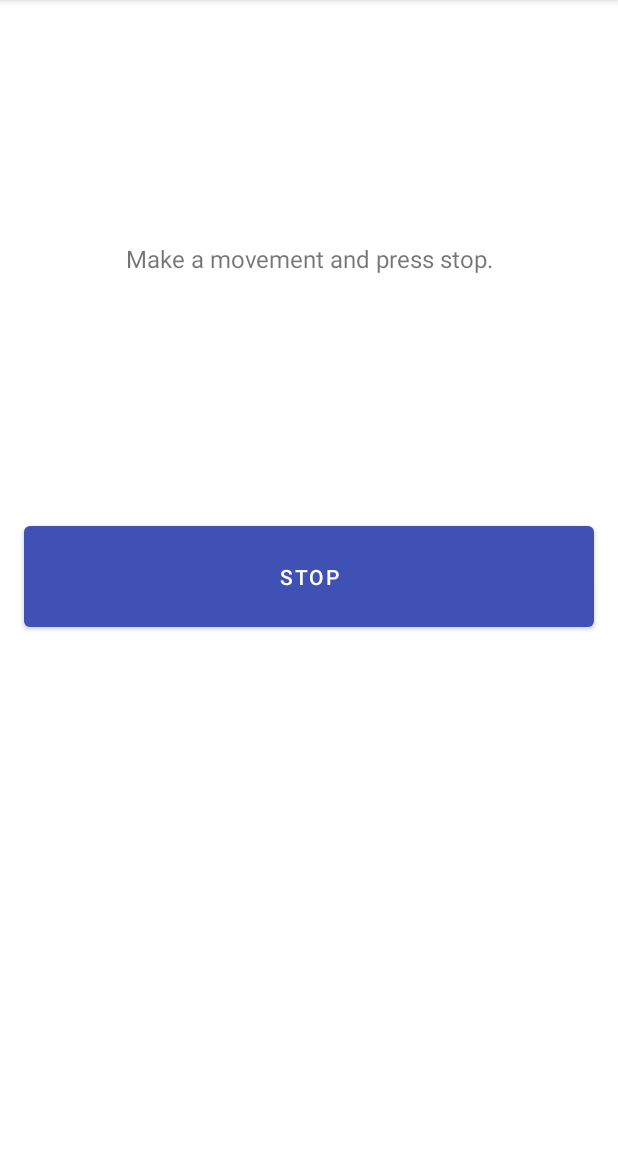
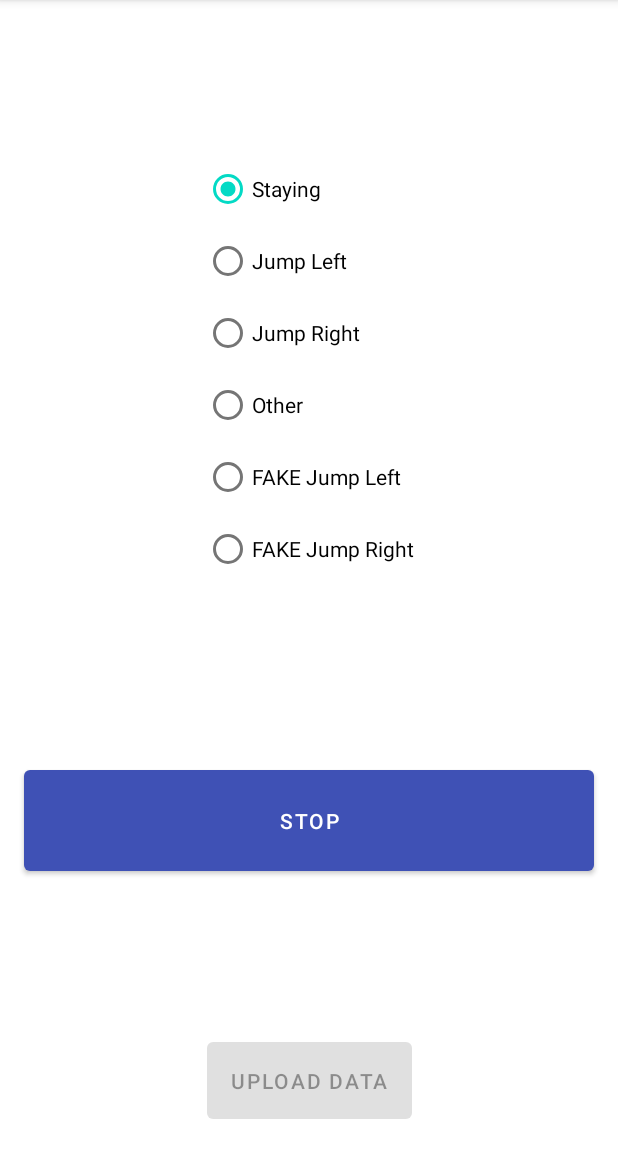
Before and after one commit to djocraveiro/duck-catch-and-fit, an Android app: the screen it shows after launch (MainActivity), after a tap on "START", on a phone screen of 412 x 824 dp, the part 84-1236 px from its top. Run offline under Robolectric (Android 15) with nearby library versions, the phone set to English and light mode, and no system bars; libraries missing offline, so code that uses them is left out: com.jcraft.jsch.

Commit message:
Always collect instances with 64 values

```diff
--- a/DataCollector/app/src/main/java/com/duckcatchandfit/datacollector/models/ActivityReading.java
+++ b/DataCollector/app/src/main/java/com/duckcatchandfit/datacollector/models/ActivityReading.java
@@ -2,7 +2,6 @@ package com.duckcatchandfit.datacollector.models;
 
 import android.annotation.SuppressLint;
 import com.duckcatchandfit.datacollector.storage.ICsvData;
-import com.duckcatchandfit.datacollector.utils.MathHelper;
 
 import java.text.SimpleDateFormat;
 import java.util.*;
@@ -13,7 +12,7 @@ public class ActivityReading implements ICsvData {
 
     public static final String JUMP_LEFT = "jump_left";
     public static final String JUMP_RIGHT = "jump_right";
-    public static final String STAY = "stay";
+    public static final String STAYING = "staying";
     public static final String FAKE_JUMP_LEFT = "fake_jump_left";
     public static final String FAKE_JUMP_RIGHT = "fake_jump_right";
     public static final String OTHER = "other";
@@ -22,6 +21,7 @@ public class ActivityReading implements ICsvData {
 
     //#region Fields
 
+    private int instanceSize;
     private Date startDate;
     private Date endDate;
     private int accelerometerAccuracy;
@@ -46,6 +46,7 @@ public class ActivityReading implements ICsvData {
     //#region Initializers
 
     public ActivityReading(int instanceSize) {
+        this.instanceSize = instanceSize;
         this.startDate = new Date();
         this.endDate = new Date();
         this.accelerometerAccuracy = 0;
@@ -67,6 +68,8 @@ public class ActivityReading implements ICsvData {
     //#endregion
 
     //#region Properties
+
+    public boolean isFullFilled() { return accelerometerX.size() == instanceSize; }
 
     public Date getStartDate() { return startDate; }
     public void setStartDate(Date startDate) { this.startDate = startDate; }
--- a/DataCollector/app/src/main/java/com/duckcatchandfit/datacollector/services/DataCollector.java
+++ b/DataCollector/app/src/main/java/com/duckcatchandfit/datacollector/services/DataCollector.java
@@ -22,9 +22,16 @@ import static java.lang.Math.*;
  */
 public class DataCollector implements SensorEventListener {
 
+    //#region Constants
+
+    public static final int COLLECT_MODE_FILL_INSTANCE = 1;
+    public static final int COLLECT_MODE_FILL_INSTANCE_LOOP = 2;
+
+    //#endregion
+
     //#region Fields
 
-    private static final int INSTANCE_SIZE = 32;
+    private static final int INSTANCE_SIZE = 64;
     private static final int COLLECT_INTERVAL = 20; // milliseconds
 
     private SensorManager sensorManager;
@@ -40,14 +47,11 @@ public class DataCollector implements SensorEventListener {
     private ICollectListener collectListener = null;
     private final ApplicationExecutors exec = new ApplicationExecutors();
     private Timer timer;
+    private boolean isCollecting;
 
     //#endregion
 
     //#region Properties
-
-    public ActivityReading getReading() {
-        return reading;
-    }
 
     public void setCollectListener(ICollectListener collectListener) { this.collectListener = collectListener; }
 
@@ -83,7 +87,9 @@ public class DataCollector implements SensorEventListener {
         unregisterSensor(sensorManager.getDefaultSensor(Sensor.TYPE_MAGNETIC_FIELD));
     }
 
-    public void startReadingInstance() {
+    public void startReadingInstance(final int collectMode) {
+        isCollecting = true;
+
         reading = new ActivityReading(INSTANCE_SIZE);
         reading.setStartDate(new Date());
 
@@ -94,20 +100,30 @@ public class DataCollector implements SensorEventListener {
                 exec.getBackground().execute(() -> {
                     Log.d("DataCollector", "collect-task-running");
 
-                    reading.setAccelerometerAccuracy(accelerometerAccuracy);
-                    reading.getAccelerometerX().add(acceleration[0]);
-                    reading.getAccelerometerY().add(acceleration[1]);
-                    reading.getAccelerometerZ().add(acceleration[2]);
+                    copyDataToInstance();
 
-                    reading.setGyroscopeAccuracy(gyroscopeAccuracy);
-                    reading.getGyroscopeX().add(deltaRotationVector[0]);
-                    reading.getGyroscopeY().add(deltaRotationVector[1]);
-                    reading.getGyroscopeZ().add(deltaRotationVector[2]);
+                    if (reading.isFullFilled()) {
+                        reading.setEndDate(new Date());
+                        collectListener.onInstanceCollected(reading);
 
-                    reading.setMagneticFieldAccuracy(magneticFieldAccuracy);
-                    reading.getOrientationAngleX().add(orientationAngles[0]);
-                    reading.getOrientationAngleY().add(orientationAngles[1]);
-                    reading.getOrientationAngleZ().add(orientationAngles[2]);
+                        if (collectMode == COLLECT_MODE_FILL_INSTANCE) {
+                            isCollecting = false;
+                        }
+
+                        if (!isCollecting) {
+                            timer.cancel();
+                            timer.purge();
+                            timer = null;
+
+                            exec.getMainThread().execute(() -> {
+                                collectListener.onCollectStop();
+                            });
+                            return;
+                        }
+
+                        reading = new ActivityReading(INSTANCE_SIZE);
+                        reading.setStartDate(new Date());
+                    }
                 });
             }
         },
@@ -115,10 +131,7 @@ public class DataCollector implements SensorEventListener {
     }
 
     public void stopReadingInstance() {
-        reading.setEndDate(new Date());
-
-        timer.cancel();
-        timer.purge();
+        isCollecting = false;
     }
 
     //#region SensorEventListener
@@ -181,6 +194,23 @@ public class DataCollector implements SensorEventListener {
         sensorManager.unregisterListener(this, sensor);
     }
 
+    private void copyDataToInstance() {
+        reading.setAccelerometerAccuracy(accelerometerAccuracy);
+        reading.getAccelerometerX().add(acceleration[0]);
+        reading.getAccelerometerY().add(acceleration[1]);
+        reading.getAccelerometerZ().add(acceleration[2]);
+
+        reading.setGyroscopeAccuracy(gyroscopeAccuracy);
+        reading.getGyroscopeX().add(deltaRotationVector[0]);
+        reading.getGyroscopeY().add(deltaRotationVector[1]);
+        reading.getGyroscopeZ().add(deltaRotationVector[2]);
+
+        reading.setMagneticFieldAccuracy(magneticFieldAccuracy);
+        reading.getOrientationAngleX().add(orientationAngles[0]);
+        reading.getOrientationAngleY().add(orientationAngles[1]);
+        reading.getOrientationAngleZ().add(orientationAngles[2]);
+    }
+
     //#region Accelerometer
 
     private static final float NOISE = 0.5f;
@@ -200,18 +230,10 @@ public class DataCollector implements SensorEventListener {
         linearAcceleration[2] = event.values[2] - gravity[2];
 
         // Update acceleration X, Y and Z
-        boolean changed = false;
         for(int axis = 0; axis < 3; axis++) {
             if (Math.abs(linearAcceleration[axis] - acceleration[axis]) > NOISE) {
                 acceleration[axis] = linearAcceleration[axis];
-                changed = true;
             }
-        }
-
-        if (changed && collectListener != null) {
-            exec.getMainThread().execute(() -> {
-                collectListener.onChange(Sensor.TYPE_ACCELEROMETER, acceleration);
-            });
         }
     }
 
@@ -268,19 +290,11 @@ public class DataCollector implements SensorEventListener {
         // rotationCurrent = rotationCurrent[0] * deltaRotationMatrix[0];
 
         // Update rotation X, Y and Z
-        boolean changed = false;
         for(int axis = 0; axis < 3; axis++) {
             float newRotation = rotationCurrent[axis] * deltaRotationMatrix[axis];
             if (Math.abs(newRotation - rotationCurrent[axis]) > NOISE) {
                 rotationCurrent[axis] = newRotation;
-                changed = true;
             }
-        }
-
-        if (collectListener != null) {
-            exec.getMainThread().execute(() -> {
-                collectListener.onChange(Sensor.TYPE_GYROSCOPE, deltaRotationVector);
-            });
         }
     }
 
@@ -294,12 +308,6 @@ public class DataCollector implements SensorEventListener {
         SensorManager.getRotationMatrix(rotationMatrix, null, gravity, event.values);
 
         SensorManager.getOrientation(rotationMatrix, orientationAngles);
-
-        if (collectListener != null) {
-            exec.getMainThread().execute(() -> {
-                collectListener.onChange(Sensor.TYPE_MAGNETIC_FIELD, orientationAngles);
-            });
-        }
     }
 
     //#endregion
--- a/DataCollector/app/src/main/java/com/duckcatchandfit/datacollector/services/ICollectListener.java
+++ b/DataCollector/app/src/main/java/com/duckcatchandfit/datacollector/services/ICollectListener.java
@@ -1,5 +1,8 @@
 package com.duckcatchandfit.datacollector.services;
 
+import com.duckcatchandfit.datacollector.models.ActivityReading;
+
 public interface ICollectListener {
-    void onChange(int sensorType, float[] data);
+    void onCollectStop();
+    void onInstanceCollected(ActivityReading reading);
 }
--- a/DataCollector/app/src/main/java/com/duckcatchandfit/datacollector/ui/MainActivity.java
+++ b/DataCollector/app/src/main/java/com/duckcatchandfit/datacollector/ui/MainActivity.java
@@ -1,28 +1,26 @@
 package com.duckcatchandfit.datacollector.ui;
 
+import android.os.Bundle;
 import android.view.View;
 import android.widget.Button;
-import android.widget.TextView;
+import android.widget.RadioGroup;
 import android.widget.Toast;
-import androidx.appcompat.app.AlertDialog;
 import androidx.appcompat.app.AppCompatActivity;
-import android.os.Bundle;
-import com.duckcatchandfit.datacollector.services.ICollectListener;
-import com.duckcatchandfit.datacollector.utils.ApplicationExecutors;
 import com.duckcatchandfit.datacollector.BuildConfig;
-import com.duckcatchandfit.datacollector.services.DataCollector;
 import com.duckcatchandfit.datacollector.R;
 import com.duckcatchandfit.datacollector.models.ActivityReading;
+import com.duckcatchandfit.datacollector.services.DataCollector;
+import com.duckcatchandfit.datacollector.services.ICollectListener;
 import com.duckcatchandfit.datacollector.storage.CsvStorage;
 import com.duckcatchandfit.datacollector.storage.FileServer;
+import com.duckcatchandfit.datacollector.utils.ApplicationExecutors;
 import com.duckcatchandfit.datacollector.utils.Device;
 
 import java.text.SimpleDateFormat;
-import java.util.Arrays;
 import java.util.Date;
 import java.util.Locale;
 
-public class MainActivity extends AppCompatActivity {
+public class MainActivity extends AppCompatActivity implements ICollectListener {
 
     //#region Fields
 
@@ -46,10 +44,6 @@ public class MainActivity extends AppCompatActivity {
         fileServer.setUsername(BuildConfig.SFTP_USR);
         fileServer.setPassword(BuildConfig.SFTP_PWD);
         fileServer.setRemoteDirectory(BuildConfig.SFTP_DIR);
-
-        showMessage(getString(R.string.press_start_message));
-
-        //debugSensorReadings(Sensor.TYPE_ACCELEROMETER);
     }
 
     @Override
@@ -57,6 +51,7 @@ public class MainActivity extends AppCompatActivity {
         super.onResume();
 
         dataCollector.startListeningSensors(this);
+        dataCollector.setCollectListener(this);
 
         if (csvExporter.requestPermissions(this)) {
             Toast.makeText(this, getString(R.string.ready), Toast.LENGTH_SHORT).show();
@@ -69,6 +64,7 @@ public class MainActivity extends AppCompatActivity {
     @Override
     protected void onPause() {
         dataCollector.stopListeningSensors(this);
+        dataCollector.setCollectListener(null);
 
         super.onPause();
     }
@@ -76,19 +72,12 @@ public class MainActivity extends AppCompatActivity {
     //#region Listeners
 
     public void onStartClick(View v) {
-        setActivityRecording(!isRecording);
-
-        if (isRecording){
-            dataCollector.startReadingInstance();
-
-            showMessage(getString(R.string.press_stop_message));
+        if (!isRecording){
+            setActivityRecording(true);
+            dataCollector.startReadingInstance(getCollectMode());
         }
         else {
             dataCollector.stopReadingInstance();
-
-            reportMovement();
-
-            showMessage(getString(R.string.press_start_message));
         }
     }
 
@@ -109,64 +98,17 @@ public class MainActivity extends AppCompatActivity {
 
     //#region Private Methods
 
-    private void reportMovement() {
-        String[] activities = new String[] {
-            ActivityReading.JUMP_LEFT,
-            ActivityReading.JUMP_RIGHT,
-            ActivityReading.STAY,
-            ActivityReading.FAKE_JUMP_LEFT,
-            ActivityReading.FAKE_JUMP_RIGHT,
-            ActivityReading.OTHER
-        };
-
-        final ActivityReading reading = dataCollector.getReading();
-        reading.setDeviceId(deviceId);
-
-        new AlertDialog.Builder(this)
-            .setTitle(R.string.report_movement_message)
-            .setCancelable(false)
-            .setItems(activities, (dialog, selectedIndex) -> {
-                dialog.dismiss();
-
-                reading.setActivity(activities[selectedIndex]);
-
-                if (!csvExporter.hasHeader()) {
-                    csvExporter.writeHeader(this, reading);
-                }
-
-                csvExporter.writeToFile(this, reading);
-            })
-            .show();
-    }
-
-    private void showMessage(String message) {
-        TextView textView = findViewById(R.id.textView);
-        textView.setText(message);
-    }
-
     private void setActivityRecording(boolean recording) {
         isRecording = recording;
 
-        int startVisibility = isRecording
-                ? View.INVISIBLE
-                : View.VISIBLE;
+        RadioGroup radioGroup = findViewById(R.id.radioGroup);
+        radioGroup.setEnabled(!isRecording);
 
         Button startButton = findViewById(R.id.buttonStart);
         startButton.setText(isRecording ? R.string.stop : R.string.start);
 
-        findViewById(R.id.buttonStart).setVisibility(View.VISIBLE);
-        findViewById(R.id.buttonStartUpload).setVisibility(startVisibility);
-    }
-
-    private void debugSensorReadings(int debugSensorType) {
-        dataCollector.setCollectListener(new ICollectListener() {
-            @Override
-            public void onChange(int sensorType, float[] data) {
-                if (sensorType == debugSensorType) {
-                    Toast.makeText(MainActivity.this, Arrays.toString(data), Toast.LENGTH_SHORT).show();
-                }
-            }
-        });
+        Button uploadButton = findViewById(R.id.buttonStartUpload);
+        uploadButton.setEnabled(!isRecording);
     }
 
     private static String getExportFileName() {
@@ -175,6 +117,64 @@ public class MainActivity extends AppCompatActivity {
         return dateFormat.format(new Date()) + "-" + Device.getDeviceId() + ".csv";
     }
 
+    private int getCollectMode() {
+        String activityLabel  =getActivityLabel();
+
+        if (activityLabel.equals(ActivityReading.STAYING)) {
+            return DataCollector.COLLECT_MODE_FILL_INSTANCE_LOOP;
+        }
+        else {
+            return DataCollector.COLLECT_MODE_FILL_INSTANCE;
+        }
+    }
+
+    private String getActivityLabel() {
+        RadioGroup radioGroup = findViewById(R.id.radioGroup);
+        int checkedId = radioGroup.getCheckedRadioButtonId();
+
+        if (checkedId == R.id.radioButtonStaying) {
+            return ActivityReading.STAYING;
+        }
+        else if (checkedId == R.id.radioButtonJumpLeft) {
+            return ActivityReading.JUMP_LEFT;
+        }
+        else if (checkedId == R.id.radioButtonJumpRight) {
+            return ActivityReading.JUMP_RIGHT;
+        }
+        else if (checkedId == R.id.radioButtonOther) {
+            return ActivityReading.OTHER;
+        }
+        else if (checkedId == R.id.radioButtonFakeJumpLeft) {
+            return ActivityReading.FAKE_JUMP_LEFT;
+        }
+        else if (checkedId == R.id.radioButtonFakeJumpRight) {
+            return ActivityReading.FAKE_JUMP_RIGHT;
+        }
+
+        return "ERROR";
+    }
+
+    //#region ICollectListener
+
+    @Override
+    public void onCollectStop() {
+        setActivityRecording(false);
+    }
+
+    @Override
+    public void onInstanceCollected(final ActivityReading reading) {
+        reading.setDeviceId(deviceId);
+        reading.setActivity(getActivityLabel());
+
+        if (!csvExporter.hasHeader()) {
+            csvExporter.writeHeader(this, reading);
+        }
+
+        csvExporter.writeToFile(this, reading);
+    }
+
+    //#endregion
+
     //#endregion
 
 }
--- a/DataCollector/app/src/main/res/layout/activity_main.xml
+++ b/DataCollector/app/src/main/res/layout/activity_main.xml
@@ -11,32 +11,54 @@
             android:layout_width="0dp"
             android:layout_height="wrap_content" android:id="@+id/buttonStart"
             android:padding="24dp" android:layout_margin="16dp"
-            app:layout_constraintTop_toTopOf="parent" android:layout_marginTop="300dp"
-            app:layout_constraintBottom_toBottomOf="parent" android:layout_marginBottom="632dp"
             android:visibility="visible" android:onClick="onStartClick"
             android:minHeight="54dp"
             app:layout_constraintStart_toStartOf="parent" android:layout_marginEnd="319dp"
-            app:layout_constraintEnd_toEndOf="parent"/>
+            app:layout_constraintEnd_toEndOf="parent"
+            app:layout_constraintTop_toBottomOf="@+id/radioGroup"
+            android:layout_marginBottom="176dp" app:layout_constraintBottom_toTopOf="@+id/buttonStartUpload"/>
     <Button
             android:text="@string/upload_data"
-            android:layout_width="0dp"
+            android:layout_width="wrap_content"
             android:layout_height="wrap_content" android:id="@+id/buttonStartUpload"
-            android:padding="24dp" android:layout_margin="16dp"
+            android:padding="16dp" android:layout_margin="16dp"
             android:visibility="visible" android:onClick="onUploadClick"
             app:layout_constraintBottom_toBottomOf="parent"
             android:layout_marginBottom="16dp"
             app:layout_constraintStart_toStartOf="parent" android:layout_marginStart="293dp"
             android:layout_marginEnd="292dp" app:layout_constraintEnd_toEndOf="parent"
     />
-    <TextView
-            android:text=""
-            android:layout_width="match_parent"
-            android:layout_height="wrap_content" android:id="@+id/textView"
-            android:padding="16dp" android:gravity="center"
-            android:layout_margin="8dp" app:layout_constraintStart_toStartOf="parent" android:layout_marginStart="8dp"
-            android:layout_marginEnd="8dp" app:layout_constraintEnd_toEndOf="parent"
-            app:layout_constraintHorizontal_bias="0.0" app:layout_constraintTop_toTopOf="parent"
-            android:layout_marginTop="80dp"
-            android:layout_marginBottom="267dp" app:layout_constraintBottom_toTopOf="@+id/buttonStart"
-            android:textSize="16sp"/>
+    <RadioGroup
+            android:layout_width="wrap_content"
+            android:layout_height="wrap_content"
+            app:layout_constraintEnd_toEndOf="parent" app:layout_constraintStart_toStartOf="parent"
+            android:id="@+id/radioGroup" android:layout_marginStart="48dp" android:layout_marginEnd="48dp"
+            android:layout_marginBottom="16dp" app:layout_constraintBottom_toTopOf="@+id/buttonStart"
+            app:layout_constraintTop_toTopOf="parent" android:layout_marginTop="16dp" android:paddingStart="24dp"
+            android:paddingEnd="24dp">
+        <RadioButton
+                android:text="@string/staying"
+                android:layout_width="match_parent"
+                android:layout_height="wrap_content" android:id="@+id/radioButtonStaying" android:checked="true"/>
+        <RadioButton
+                android:text="@string/jump_left"
+                android:layout_width="match_parent"
+                android:layout_height="wrap_content" android:id="@+id/radioButtonJumpLeft"/>
+        <RadioButton
+                android:text="@string/jump_right"
+                android:layout_width="match_parent"
+                android:layout_height="wrap_content" android:id="@+id/radioButtonJumpRight"/>
+        <RadioButton
+                android:text="@string/other"
+                android:layout_width="match_parent"
+                android:layout_height="wrap_content" android:id="@+id/radioButtonOther"/>
+        <RadioButton
+                android:text="@string/fake_jump_left"
+                android:layout_width="match_parent"
+                android:layout_height="wrap_content" android:id="@+id/radioButtonFakeJumpLeft"/>
+        <RadioButton
+                android:text="@string/fake_jump_right"
+                android:layout_width="match_parent"
+                android:layout_height="wrap_content" android:id="@+id/radioButtonFakeJumpRight"/>
+    </RadioGroup>
 </androidx.constraintlayout.widget.ConstraintLayout>
--- a/DataCollector/app/src/main/res/values/strings.xml
+++ b/DataCollector/app/src/main/res/values/strings.xml
@@ -5,13 +5,12 @@
     <string name="start">Start</string>
     <string name="ready">Ready</string>
     <string name="permission_required">Permission required.</string>
-    <string name="press_start_message">Press start and make a movement.</string>
-    <string name="report_movement_message">What was your movement?</string>
+    <string name="press_start_message">Select a movement then press start.</string>
     <string name="upload_data">Upload Data</string>
     <string name="fake_jump_right">FAKE Jump Right</string>
     <string name="other">Other</string>
     <string name="fake_jump_left">FAKE Jump Left</string>
-    <string name="stay">stay</string>
+    <string name="staying">Staying</string>
     <string name="stop">Stop</string>
     <string name="press_stop_message">Make a movement and press stop.</string>
 </resources>
```
